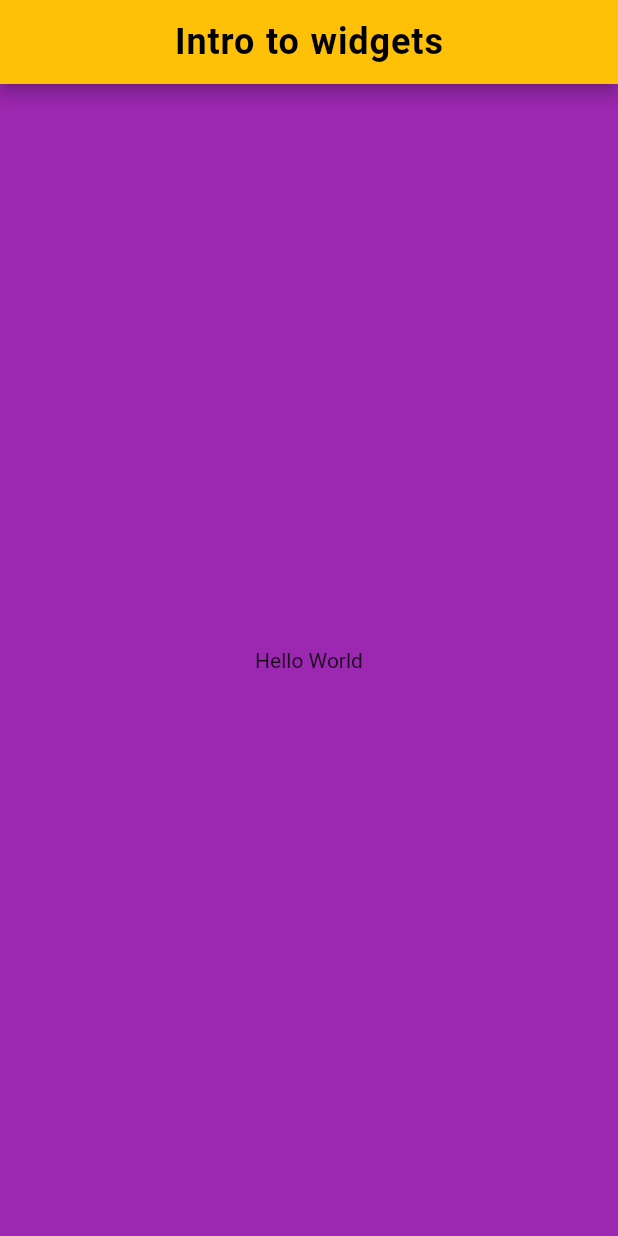
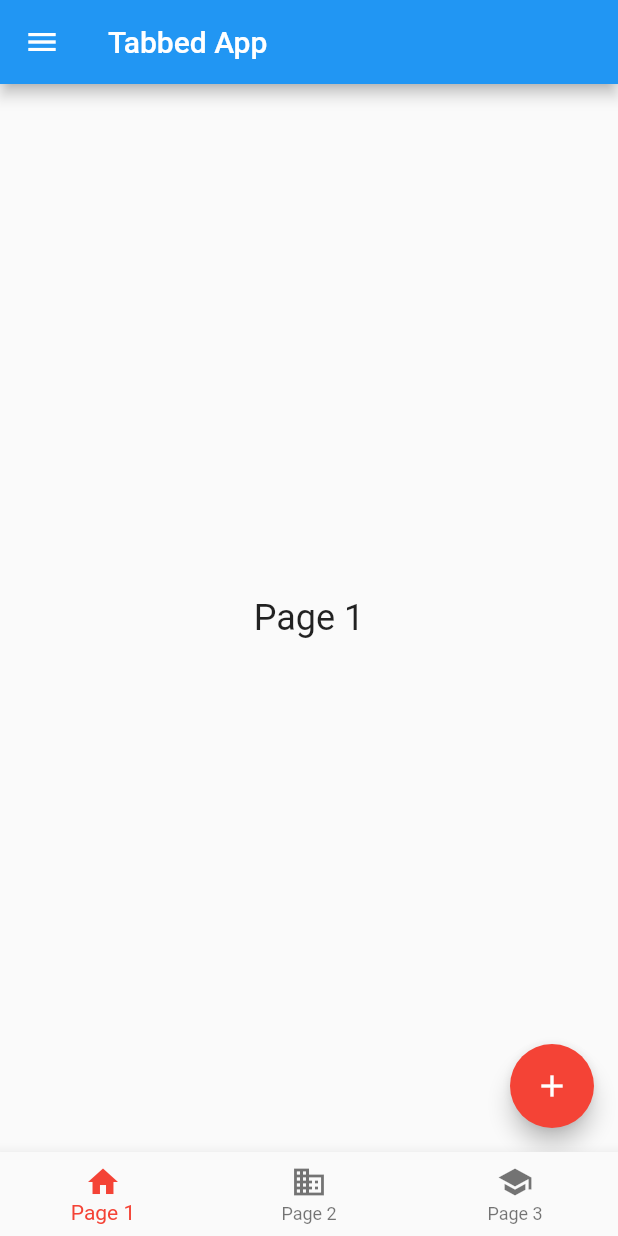
Before and after one commit to taslims-code/flutter_beginning, a Flutter app: the screen it shows after launch, on a phone screen of 412 x 824 dp. Run offline on Flutter 3.47's test engine with Material 2 defaults, Android fonts, the light colour scheme and no system bars.

Commit message:
some changes are made

```diff
--- a/lib/main.dart
+++ b/lib/main.dart
@@ -1,51 +1,141 @@
 import 'package:flutter/material.dart';
 
 void main() {
-  runApp(const MyApp(
-    appName: 'Chicken\'s App',
-  ));
+  runApp(MyApp());
 }
 
 class MyApp extends StatelessWidget {
-  final String appName;
-
-  const MyApp({super.key, required this.appName});
-
   @override
   Widget build(BuildContext context) {
-    return MaterialApp(title: appName, home: const HomeScreen());
+    return MaterialApp(
+      title: 'Tabbed App',
+      theme: ThemeData(
+        primarySwatch: Colors.blue,
+      ),
+      home: MyHomePage(),
+    );
   }
 }
 
-class HomeScreen extends StatelessWidget {
-  const HomeScreen({super.key});
+class MyHomePage extends StatefulWidget {
+  const MyHomePage({Key? key}) : super(key: key);
+
+  @override
+  State<MyHomePage> createState() => _MyHomePageState();
+}
+
+class _MyHomePageState extends State<MyHomePage>
+    with SingleTickerProviderStateMixin {
+  late TabController _tabController;
+  @override
+  void initState() {
+    super.initState();
+    _tabController = TabController(length: 3, vsync: this);
+  }
+
+  @override
+  void dispose() {
+    _tabController.dispose();
+    super.dispose();
+  }
 
   @override
   Widget build(BuildContext context) {
     return Scaffold(
-      backgroundColor: Colors.purple,
       appBar: AppBar(
-        title: const Text(
-          'Intro to widgets',
-          // textDirection: TextDirection.ltr,
-          style: TextStyle(
-            color: Colors.black,
-            fontWeight: FontWeight.w700,
-            wordSpacing: 0.6,
-            letterSpacing: 0.6,
-            fontSize: 24,
-            // decoration: TextDecoration.lineThrough
+        title: const Text('Tabbed App'),
+      ),
+      drawer: Drawer(
+        child: ListView(
+          padding: EdgeInsets.zero,
+          children: [
+            const DrawerHeader(
+              decoration: BoxDecoration(
+                color: Colors.blue,
+              ),
+              child: Text(
+                'Navigation Drawer',
+                style: TextStyle(
+                  color: Colors.white,
+                  fontSize: 24,
+                ),
+              ),
+            ),
+            ListTile(
+              title: const Text('Page 1'),
+              onTap: () {
+                _tabController.animateTo(0);
+                Navigator.pop(context);
+              },
+            ),
+            ListTile(
+              title: const Text('Page 2'),
+              onTap: () {
+                _tabController.animateTo(1);
+                Navigator.pop(context);
+              },
+            ),
+            ListTile(
+              title: const Text('Page 3'),
+              onTap: () {
+                _tabController.animateTo(2);
+                Navigator.pop(context);
+              },
+            ),
+          ],
+        ),
+      ),
+      body: TabBarView(
+        controller: _tabController,
+        children: [
+          Center(child: PageWidget(1, Colors.red)),
+          Center(child: PageWidget(2, Colors.green)),
+          Center(child: PageWidget(3, Colors.blue)),
+        ],
+      ),
+      bottomNavigationBar: BottomNavigationBar(
+        currentIndex: _tabController.index,
+        selectedItemColor: Colors.red,
+        onTap: (index) {
+          _tabController.animateTo(index);
+        },
+        items: const [
+          BottomNavigationBarItem(
+            icon: Icon(Icons.home),
+            label: 'Page 1',
           ),
-        ),
-        backgroundColor: Colors.amber,
-        centerTitle: true,
+          BottomNavigationBarItem(
+            icon: Icon(Icons.business),
+            label: 'Page 2',
+          ),
+          BottomNavigationBarItem(
+            icon: Icon(Icons.school),
+            label: 'Page 3',
+          ),
+        ],
       ),
-      body: const Center(
-        child: Column(
-          mainAxisAlignment: MainAxisAlignment.center,
-          children: [
-            Text('Hello World'),
-          ],
+    );
+  }
+}
+
+class PageWidget extends StatelessWidget {
+  final int pageNumber;
+  final Color color;
+
+  PageWidget(this.pageNumber, this.color);
+
+  @override
+  Widget build(BuildContext context) {
+    return Scaffold(
+      floatingActionButton: FloatingActionButton(
+        onPressed: () {},
+        backgroundColor: color,
+        child: Icon(Icons.add),
+      ),
+      body: Center(
+        child: Text(
+          'Page $pageNumber',
+          style: TextStyle(fontSize: 24),
         ),
       ),
     );
```
